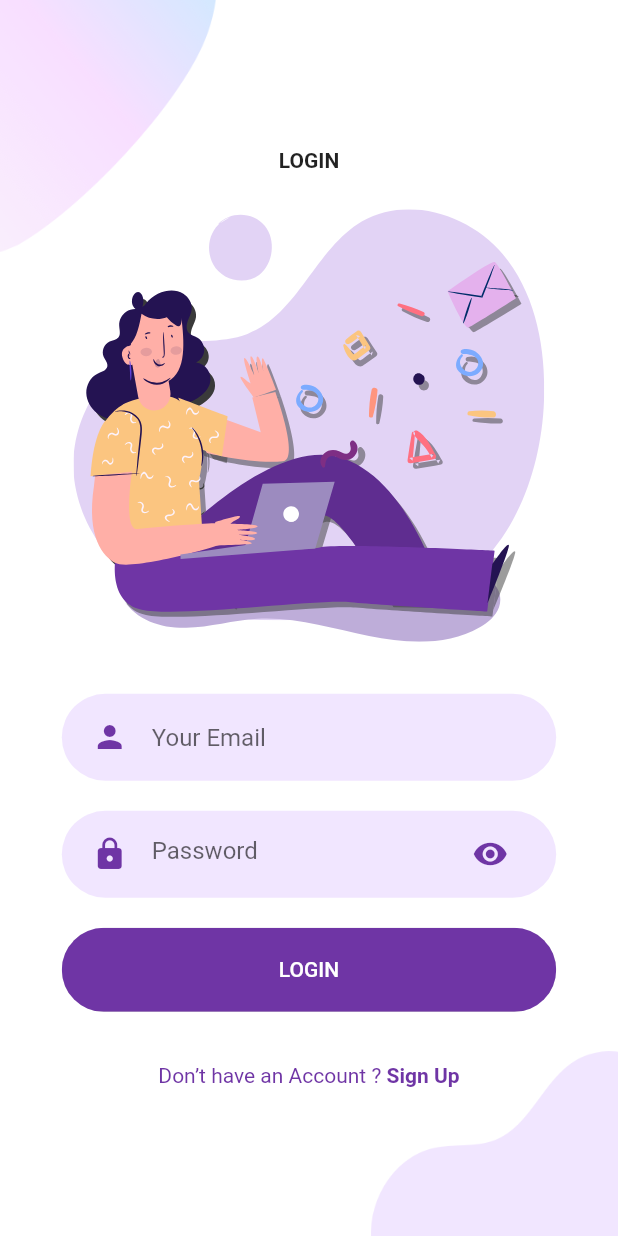
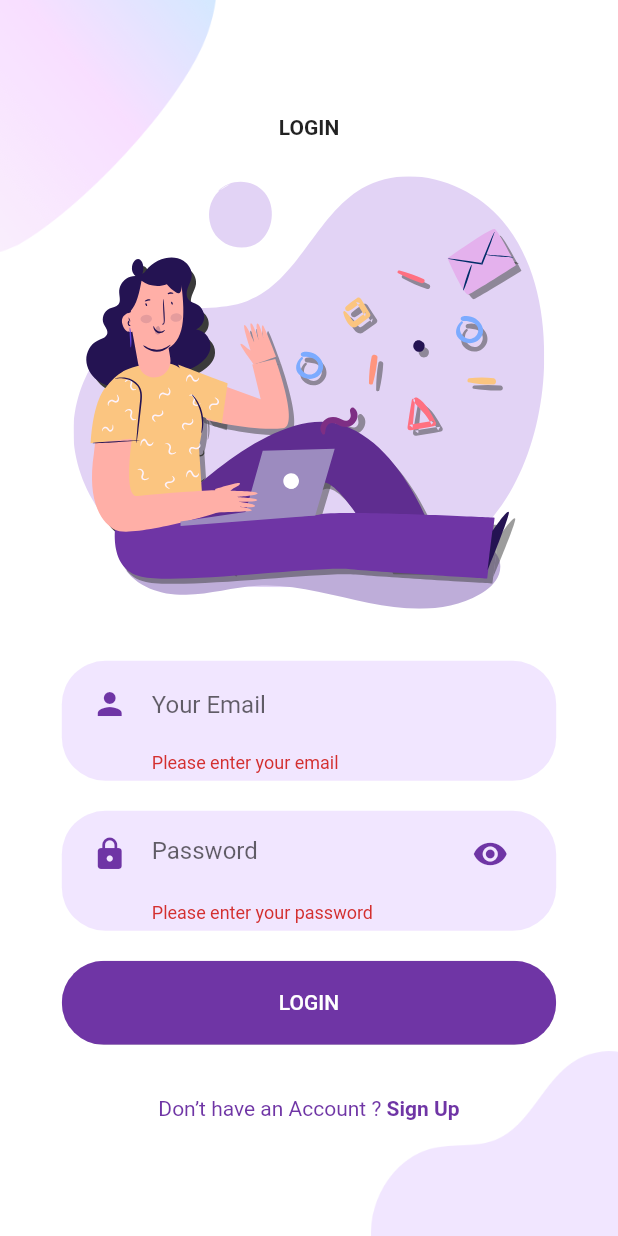
Before and after one commit to AfendyWan/rezeki_bundle_mobile_fyp, a Flutter app: the LoginScreen screen opened directly, after a tap on "LOGIN", on a phone screen of 412 x 824 dp. Run offline on Flutter 3.47's test engine with Material 2 defaults, Android fonts, the phone set to English and light mode, and no system bars; our stand-ins replace flutter_svg, shared_preferences; accounts and stored records are empty.

Commit message:
Improve login UI by adding validation

```diff
--- a/lib/components/rounded_input_field.dart
+++ b/lib/components/rounded_input_field.dart
@@ -5,18 +5,21 @@ import 'package:rezeki_bundle_mobile/constants.dart';
 class RoundedInputField extends StatelessWidget {
   final String? hintText;
   final IconData icon;
+  final TextEditingController? emailTextController;
   final ValueChanged<String>? onChanged;
-  const RoundedInputField({
+   const RoundedInputField({
     Key? key,
     this.hintText,
     this.icon = Icons.person,
     this.onChanged,
+    this.emailTextController,
   }) : super(key: key);
 
   @override
   Widget build(BuildContext context) {
     return TextFieldContainer(
       child: TextField(
+        controller: emailTextController,
         onChanged: onChanged,
         cursorColor: kPrimaryColor,
         decoration: InputDecoration(
@@ -27,6 +30,7 @@ class RoundedInputField extends StatelessWidget {
           hintText: hintText,
           border: InputBorder.none,
         ),
+
       ),
     );
   }
--- a/lib/screens/Login/components/body.dart
+++ b/lib/screens/Login/components/body.dart
@@ -1,4 +1,5 @@
 import 'package:flutter/material.dart';
+import 'package:rezeki_bundle_mobile/constants.dart';
 import 'package:rezeki_bundle_mobile/screens/Login/components/background.dart';
 import 'package:rezeki_bundle_mobile/screens/Signup/signup_screen.dart';
 import 'package:rezeki_bundle_mobile/components/already_have_an_account_acheck.dart';
@@ -7,10 +8,29 @@ import 'package:rezeki_bundle_mobile/components/rounded_input_field.dart';
 import 'package:rezeki_bundle_mobile/components/rounded_password_field.dart';
 import 'package:flutter_svg/svg.dart';
 
-class Body extends StatelessWidget {
-  const Body({
-    Key? key,
-  }) : super(key: key);
+import '../../../components/text_field_container.dart';
+
+class Body extends StatefulWidget {
+
+  @override
+  State<Body> createState() => _BodyState();
+}
+
+
+
+class _BodyState extends State<Body> {
+  bool _passwordVisible = true;
+  @override
+  void initState() {
+    super.initState();
+    _passwordVisible = true;
+  }
+
+  final _formKey = GlobalKey<FormState>();
+
+  final emailTextController = TextEditingController();
+
+  final passwordTextController = TextEditingController();
 
   @override
   Widget build(BuildContext context) {
@@ -20,7 +40,7 @@ class Body extends StatelessWidget {
         child: Column(
           mainAxisAlignment: MainAxisAlignment.center,
           children: <Widget>[
-            Text(
+            const Text(
               "LOGIN",
               style: TextStyle(fontWeight: FontWeight.bold),
             ),
@@ -30,16 +50,87 @@ class Body extends StatelessWidget {
               height: size.height * 0.35,
             ),
             SizedBox(height: size.height * 0.03),
-            RoundedInputField(
-              hintText: "Your Email",
-              onChanged: (value) {},
-            ),
-            RoundedPasswordField(
-              onChanged: (value) {},
-            ),
+            // TextFormField(
+            //   controller: emailTextController,
+            //   decoration: const InputDecoration(
+            //     hintText: "Please input your username",
+            //     labelText: "USERNAME"),
+            //     validator: (value) {
+            //       if (value == null || value.isEmpty) {
+            //         return "Please enter your username";
+            //       }
+            //       return null;
+            //     },
+            //   ),
+            Form(
+                key: _formKey,
+                child: Column(
+                  children: [
+                    TextFieldContainer(
+                      child: TextFormField(
+                          controller: emailTextController,
+                          onChanged: (value) {},
+                          cursorColor: kPrimaryColor,
+                          decoration: const InputDecoration(
+                            icon: Icon(
+                              Icons.person,
+                              color: kPrimaryColor,
+                            ),
+                            hintText: "Your Email",
+                            border: InputBorder.none,
+                          ),
+                          validator: (value) {
+                            if (value == null || value.isEmpty) {
+                              return "Please enter your email";
+                            }
+                            return null;
+                          }),
+                    ),
+                    TextFieldContainer(
+                      child: TextFormField(
+                          controller: passwordTextController,
+                          enableSuggestions: false,
+                          autocorrect: false,
+                          obscureText: _passwordVisible,
+                          onChanged: (value) {},
+                          cursorColor: kPrimaryColor,
+                          decoration: InputDecoration(
+                            icon: Icon(
+                              Icons.lock,
+                              color: kPrimaryColor,
+                            ),
+                            suffixIcon: IconButton(
+                              icon: Icon(
+                                Icons.visibility,
+                                color: kPrimaryColor,
+                              ),
+                              onPressed: () {
+                                setState(() {
+                                  _passwordVisible = !_passwordVisible;
+                                });
+                              },
+                            ),
+                            hintText: "Password",
+                            border: InputBorder.none,
+                          ),
+                          validator: (value) {
+                            if (value == null || value.isEmpty) {
+                              return "Please enter your password";
+                            }
+                            return null;
+                          }),
+                    ),
+                  ],
+                )),
             RoundedButton(
               text: "LOGIN",
-              press: () {},
+              press: () {
+                if (_formKey.currentState != null) {
+                  _formKey.currentState!.validate();
+                } else {
+                  _formKey.currentState?.validate();
+                }
+              },
             ),
             SizedBox(height: size.height * 0.03),
             AlreadyHaveAnAccountCheck(
```
